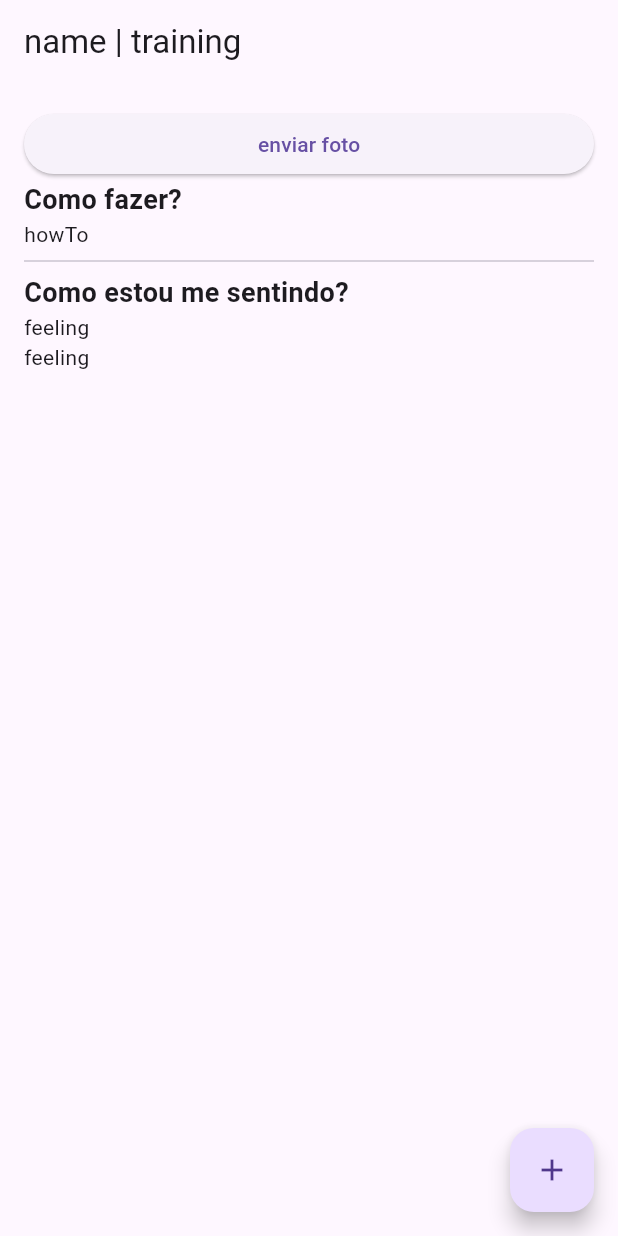
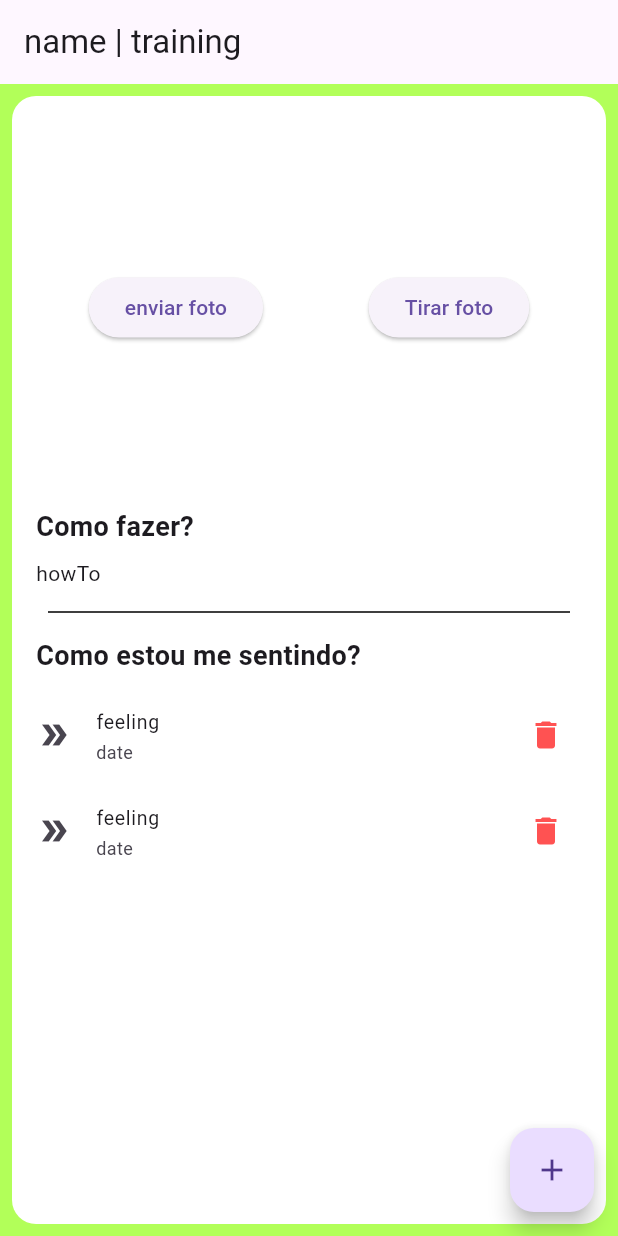
Before and after one commit to jgdlago/gym-helper-app, a Flutter app: the screen it shows after launch, on a phone screen of 412 x 824 dp. Run offline on Flutter 3.47's test engine with Material 3 defaults, Android fonts, the light colour scheme and no system bars.

Commit message:
:lipstick: Estilização tela de exercicio

```diff
--- a/lib/screens/exercise_screen.dart
+++ b/lib/screens/exercise_screen.dart
@@ -1,4 +1,6 @@
+import 'package:flutter/cupertino.dart';
 import 'package:flutter/material.dart';
+import 'package:flutter/painting.dart';
 import 'package:gym_helper_app/models/exercise.dart';
 import 'package:gym_helper_app/models/feeling.dart';
 
@@ -20,6 +22,7 @@ class ExerciseScreen extends StatelessWidget {
   @override
   Widget build(BuildContext context) {
     return Scaffold(
+      backgroundColor: Colors.lightGreenAccent,
       appBar: AppBar(title: Text("${exercise.name} | ${exercise.training}")),
       floatingActionButton: FloatingActionButton(
         onPressed: () {
@@ -27,33 +30,63 @@ class ExerciseScreen extends StatelessWidget {
         },
         child: const Icon(Icons.add),
       ),
-      body: Padding(
+      body: Container(
+        margin: EdgeInsets.all(8),
         padding: const EdgeInsets.all(16.0),
+        decoration: BoxDecoration(
+            color: Colors.white,
+            borderRadius: BorderRadius.circular(16),
+        ),
         child: ListView(
           children: [
-            ElevatedButton(
-              onPressed: () {},
-              child: const Text("enviar foto"),
+            SizedBox(
+              height: 250,
+              child: Row(
+                mainAxisAlignment: MainAxisAlignment.spaceAround,
+                children: [
+                  ElevatedButton(
+                    onPressed: () {},
+                    child: const Text("enviar foto"),
+                  ),
+                  ElevatedButton(
+                      onPressed: () {},
+                      child: const Text("Tirar foto")
+                  ),
+                ],
+              ),
             ),
+            const SizedBox(height: 8),
             const Text("Como fazer?",
               style: TextStyle(
                 fontWeight: FontWeight.bold,
                 fontSize: 18,
               ),
             ),
+            const SizedBox(height: 8),
             Text(exercise.howTo),
-            Divider(),
+            const Padding(
+              padding: EdgeInsets.all(8.0),
+              child: Divider(color: Colors.black,),
+            ),
             const Text("Como estou me sentindo?",
               style: TextStyle(
                 fontWeight: FontWeight.bold,
                 fontSize: 18,
               ),
             ),
+            const SizedBox(height: 8),
             Column(
               crossAxisAlignment: CrossAxisAlignment.start,
               children: List.generate(feelingList.length, (index) {
                 Feeling feeling = feelingList[index];
-                return Text(feeling.feeling);
+                return ListTile(
+                  dense: true,
+                  contentPadding: EdgeInsets.zero,
+                  title: Text(feeling.feeling),
+                  subtitle: Text(feeling.date),
+                  leading: const Icon(Icons.double_arrow),
+                  trailing: IconButton(icon: const Icon(Icons.delete, color: Colors.redAccent), onPressed: () => print("delete"),),
+                );
               }),
             ),
           ],
```
